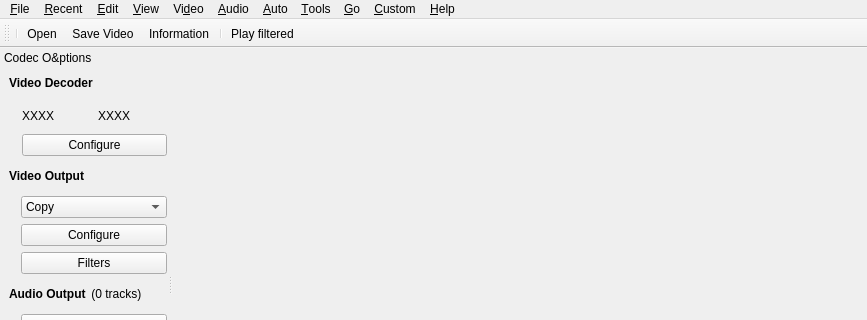
Qt form avidemux/qt4/ADM_userInterfaces/ADM_gui/gui2.ui (mean00/avidemux2) before a commit; both pictures show x 0 to 867 and y 0 to 320 of the 867 by 646 pixel window.
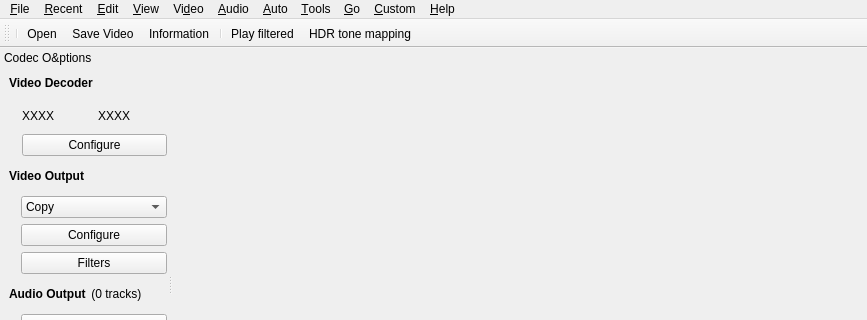
The same form after that commit. Icons and pictures are not drawn. Custom widgets are drawn as their Qt base class.

Commit message: [GUI] add HDR tone mapping button to the Toolbar

```diff
--- a/avidemux/qt4/ADM_userInterfaces/ADM_gui/gui2.ui
+++ b/avidemux/qt4/ADM_userInterfaces/ADM_gui/gui2.ui
@@ -209,6 +209,7 @@
    <addaction name="actionProperties"/>
    <addaction name="separator"/>
    <addaction name="actionPlayFiltered"/>
+   <addaction name="actionHDRSettings"/>
   </widget>
   <widget class="QDockWidget" name="codecWidget">
    <property name="styleSheet">
@@ -1876,6 +1877,15 @@
     <string>Play filtered</string>
    </property>
   </action>
+  <action name="actionHDRSettings">
+   <property name="icon">
+    <iconset resource="avidemux.qrc">
+     <normaloff>:/new/prefix1/pics/hdr.png</normaloff>:/new/prefix1/pics/hdr.png</iconset>
+   </property>
+   <property name="text">
+    <string>HDR tone mapping</string>
+   </property>
+  </action>
   <action name="actionLoad_run_project">
    <property name="icon">
     <iconset resource="avidemux.qrc">
```
The commit also changes 8 other files.
